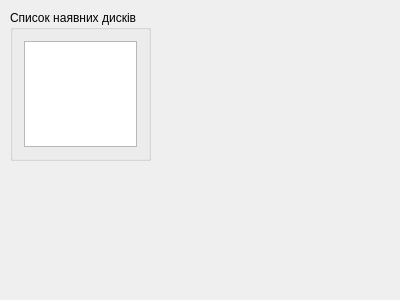
This is HDDInfoViewer/dialog.ui in BohdanBenovskyi/HDDInfoViewer as Qt 5 draws it before an edit. The edited form follows.
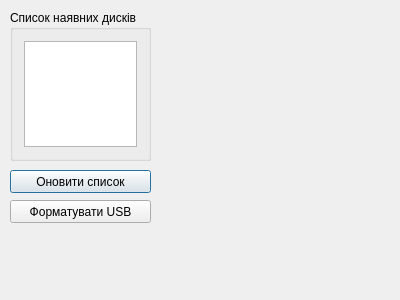
This is the edited form.

Commit message: add 'update drives' button

```diff
--- a/HDDInfoViewer/dialog.ui
+++ b/HDDInfoViewer/dialog.ui
@@ -31,6 +31,32 @@
     </item>
    </layout>
   </widget>
+  <widget class="QPushButton" name="btnUpdateDrives">
+   <property name="geometry">
+    <rect>
+     <x>10</x>
+     <y>170</y>
+     <width>141</width>
+     <height>23</height>
+    </rect>
+   </property>
+   <property name="text">
+    <string>Оновити список</string>
+   </property>
+  </widget>
+  <widget class="QPushButton" name="btnFormat">
+   <property name="geometry">
+    <rect>
+     <x>10</x>
+     <y>200</y>
+     <width>141</width>
+     <height>23</height>
+    </rect>
+   </property>
+   <property name="text">
+    <string>Форматувати USB</string>
+   </property>
+  </widget>
  </widget>
  <layoutdefault spacing="6" margin="11"/>
  <resources/>
```
The commit also changes 7 other files.
